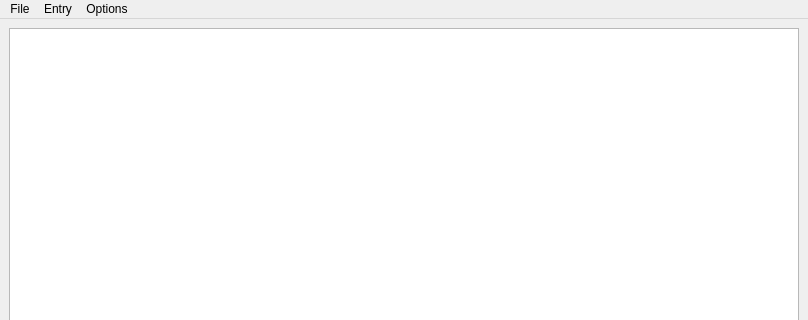
Qt form Main.ui (mendoza/hotcake) before a commit; both pictures show x 0 to 808 and y 0 to 320 of the 808 by 600 pixel window.
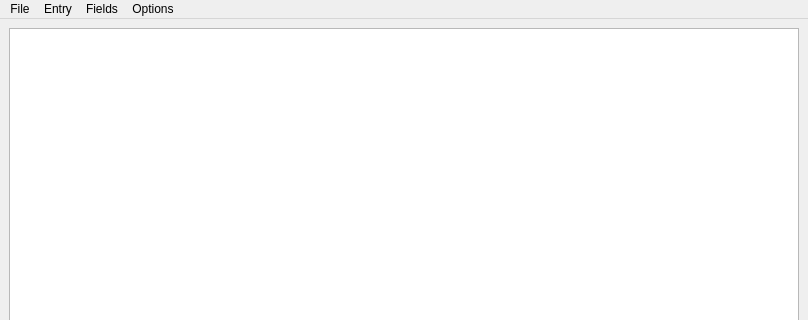
The same form after that commit. Icons and pictures are not drawn.

What changed in the file:
```diff
--- a/Main.ui
+++ b/Main.ui
@@ -65,7 +65,7 @@
      <x>0</x>
      <y>0</y>
      <width>808</width>
-     <height>25</height>
+     <height>23</height>
     </rect>
    </property>
    <widget class="QMenu" name="menuFile">
@@ -99,8 +99,16 @@
     <addaction name="menuExport"/>
     <addaction name="actionMerge_Files"/>
    </widget>
+   <widget class="QMenu" name="menuFields">
+    <property name="title">
+     <string>Fields</string>
+    </property>
+    <addaction name="actionModify_fields"/>
+    <addaction name="actionRemove_fields"/>
+   </widget>
    <addaction name="menuFile"/>
    <addaction name="menuStructure"/>
+   <addaction name="menuFields"/>
    <addaction name="menuOptions"/>
   </widget>
   <action name="actionOpen">
```
Left out of the diff: 12 changed lines with no effect on the pictures.
